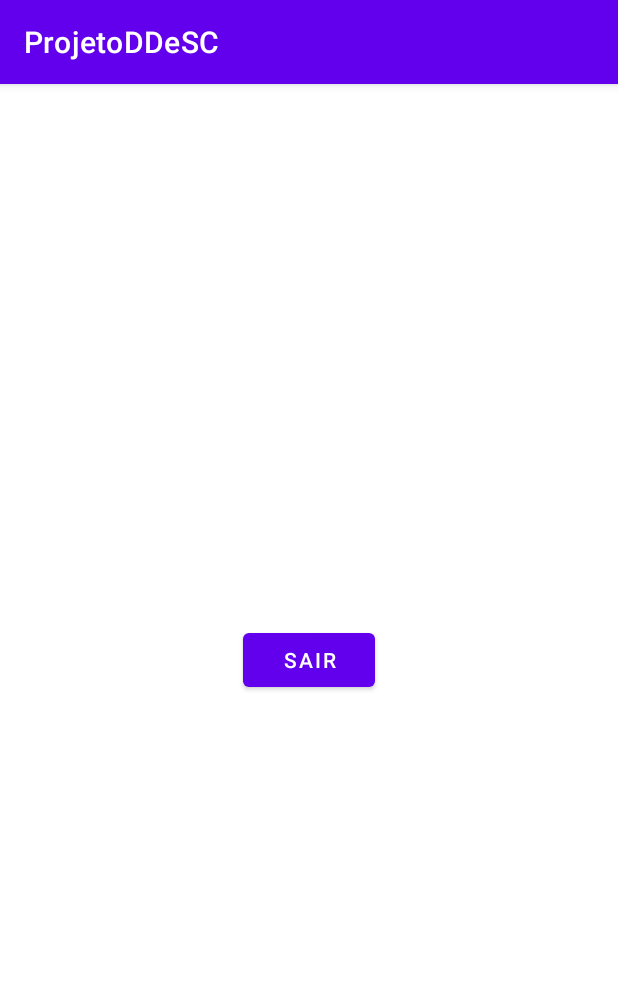
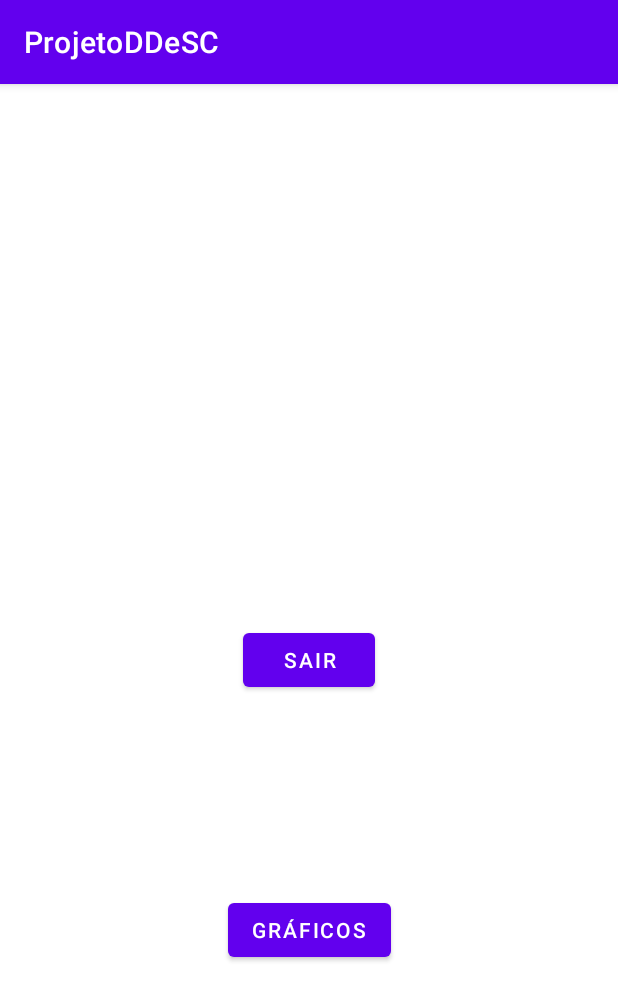
Before and after one commit to JPB1234/DDeSC_Aplicativo, an Android app: the PrincipalActivity screen opened directly, with no data from a screen before it, on a phone screen of 412 x 824 dp. Shown: the top 1001 px of the screen. Run offline under Robolectric (Android 15) with nearby library versions, the phone set to English and light mode, and no system bars; our stand-ins replace Firebase (no records; nobody signed in at launch, a user with empty details on screens opened directly).

Commit message:
Principio do sistema de gráfico

```diff
--- a/app/build.gradle
+++ b/app/build.gradle
@@ -51,4 +51,7 @@ dependencies {
     androidTestImplementation 'androidx.test.espresso:espresso-core:3.4.0'
 
     implementation 'com.google.firebase:firebase-database-ktx:20.1.0'
+
+
+    implementation 'com.github.PhilJay:MPAndroidChart:v3.1.0'
 }
--- a/app/src/main/java/com/example/ddesc_aplicativo/PrincipalActivity.kt
+++ b/app/src/main/java/com/example/ddesc_aplicativo/PrincipalActivity.kt
@@ -27,5 +27,11 @@ class PrincipalActivity : AppCompatActivity() {
             startActivity(intent)
             finish()
         }
+
+        binding.botaoGraficos.setOnClickListener {
+            val intent = Intent(this, TelaGraficos::class.java)
+            startActivity(intent)
+            finish()
+        }
     }
 }
--- a/app/src/main/res/layout/activity_principal.xml
+++ b/app/src/main/res/layout/activity_principal.xml
@@ -15,4 +15,14 @@
         app:layout_constraintEnd_toEndOf="parent"
         app:layout_constraintStart_toStartOf="parent"
         app:layout_constraintTop_toTopOf="parent" />
+
+    <Button
+        android:id="@+id/botaoGraficos"
+        android:layout_width="wrap_content"
+        android:layout_height="wrap_content"
+        android:text="@string/botao_graficos"
+        app:layout_constraintBottom_toBottomOf="parent"
+        app:layout_constraintEnd_toEndOf="parent"
+        app:layout_constraintStart_toStartOf="parent"
+        app:layout_constraintTop_toTopOf="@id/botaoSair" />
 </androidx.constraintlayout.widget.ConstraintLayout>
--- a/app/src/main/res/values/strings.xml
+++ b/app/src/main/res/values/strings.xml
@@ -5,6 +5,7 @@
     <string name="botao_entrar">Entrar</string>
     <string name="text_ou">ou</string>
     <string name="botao_sair">Sair</string>
+    <string name="botao_graficos">Gráficos</string>
     <string name="text_cadastro">Ainda não possui uma conta?</string>
     <string name="Botao_convidado">Entrar como convidado</string>
 
--- a/build.gradle
+++ b/build.gradle
@@ -1,4 +1,6 @@
 buildscript {
+    repositories {
+    }
     dependencies {
         classpath 'com.google.gms:google-services:4.3.14'
     }
--- a/settings.gradle
+++ b/settings.gradle
@@ -10,6 +10,7 @@ dependencyResolutionManagement {
     repositories {
         google()
         mavenCentral()
+        maven { url 'https://jitpack.io' }
     }
 }
 rootProject.name = "DDeSC_Aplicativo"
```
Also changed, not shown: app/src/main/AndroidManifest.xml (+8 -1 lines), app/src/main/java/com/example/ddesc_aplicativo/TelaGraficos.kt (added, +47 -0 lines), app/src/main/res/layout/activity_tela_graficos.xml (added, +20 -0 lines).
